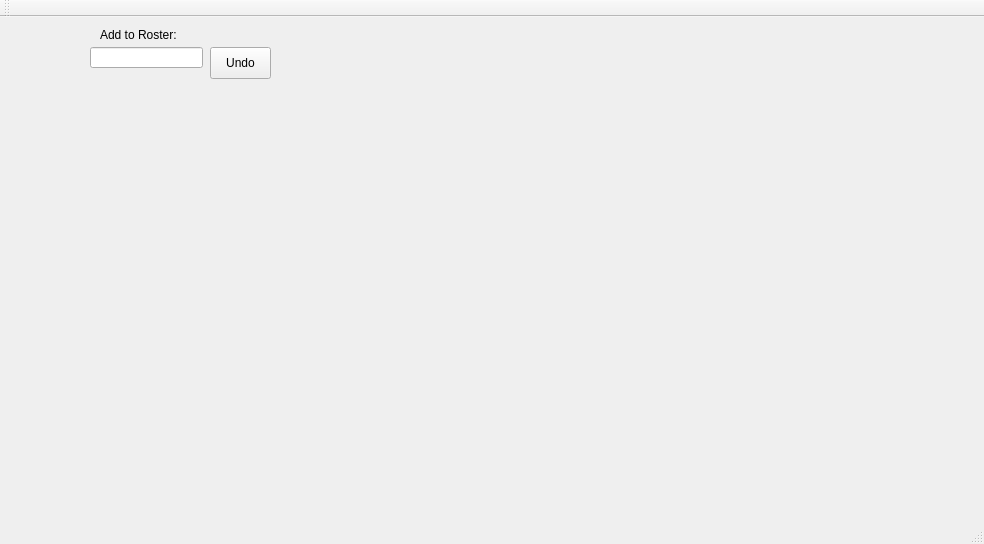
First picture: the form in ultimate/mainwindow.ui, repository rrout2/ultimate-stats, before the edit.
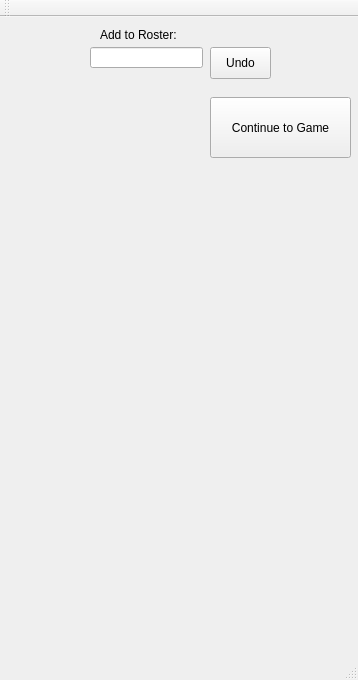
Second picture: the form after the edit.

Patch:
```diff
--- a/ultimate/mainwindow.ui
+++ b/ultimate/mainwindow.ui
@@ -6,8 +6,8 @@
    <rect>
     <x>0</x>
     <y>0</y>
-    <width>984</width>
-    <height>544</height>
+    <width>358</width>
+    <height>680</height>
    </rect>
   </property>
   <property name="windowTitle">
@@ -40,10 +40,10 @@
    <widget class="QLabel" name="label_2">
     <property name="geometry">
      <rect>
-      <x>100</x>
+      <x>90</x>
       <y>60</y>
-      <width>91</width>
-      <height>411</height>
+      <width>121</width>
+      <height>471</height>
      </rect>
     </property>
     <property name="text">
@@ -66,6 +66,19 @@
      <string>Undo</string>
     </property>
    </widget>
+   <widget class="QPushButton" name="pushButton_2">
+    <property name="geometry">
+     <rect>
+      <x>210</x>
+      <y>80</y>
+      <width>141</width>
+      <height>61</height>
+     </rect>
+    </property>
+    <property name="text">
+     <string>Continue to Game</string>
+    </property>
+   </widget>
   </widget>
   <widget class="QMenuBar" name="menuBar">
    <property name="geometry">
```
Left out of the diff: 2 changed lines with no effect on the pictures.
